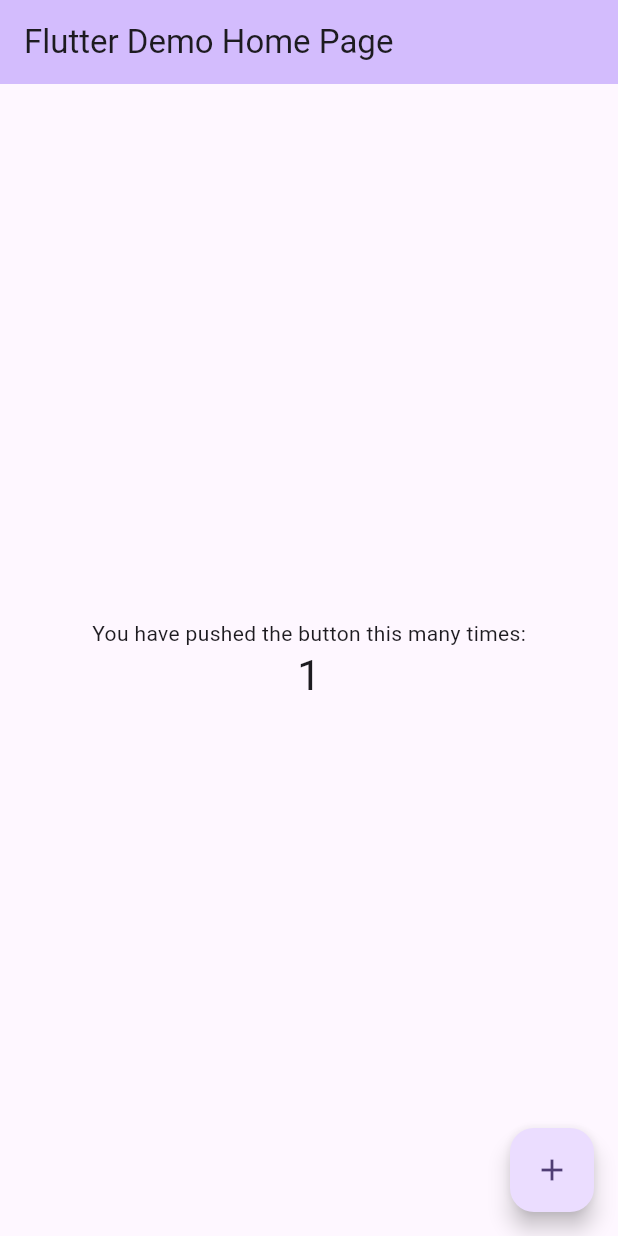
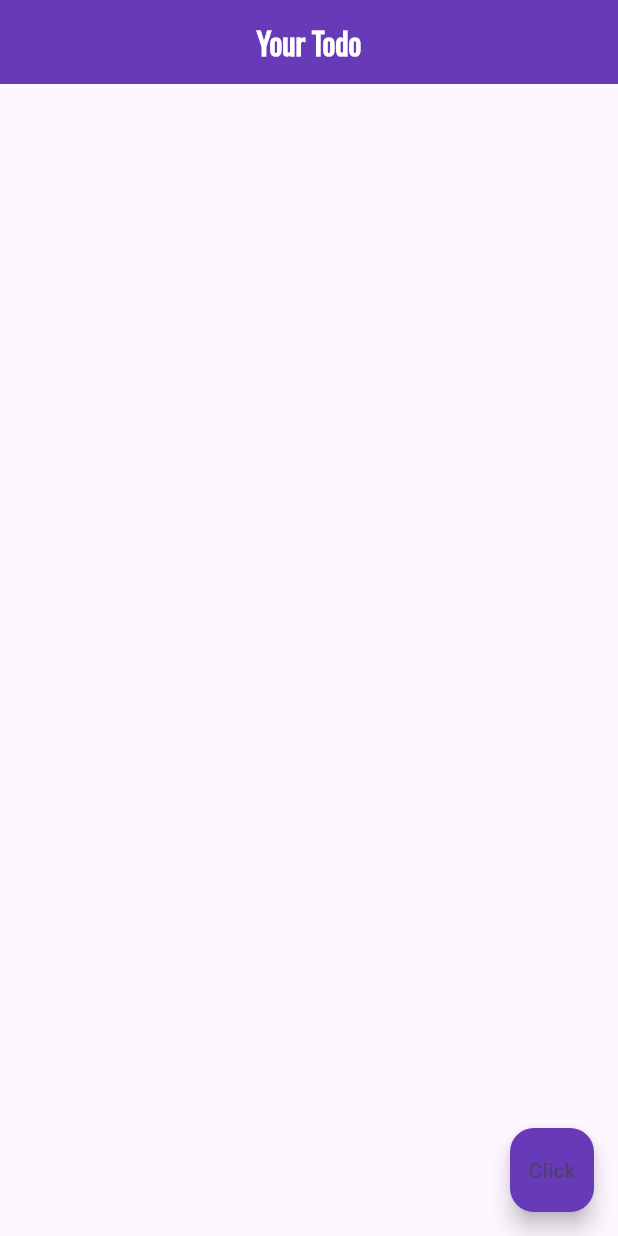
Before and after one commit to Wwwokeisha/smallAndroidApp, a Flutter app: the screen it shows after launch, on a phone screen of 412 x 824 dp. Run offline on Flutter 3.47's test engine with Material 2 defaults, Android fonts, the phone set to English and light mode, and no system bars.

Commit message:
remove base settings, add custom fonts

```diff
--- a/flutter_app_todo/lib/main.dart
+++ b/flutter_app_todo/lib/main.dart
@@ -1,125 +1,164 @@
 import 'package:flutter/material.dart';
 
-void main() {
-  runApp(const MyApp());
-}
+void main() => runApp(const NewApp());
 
-class MyApp extends StatelessWidget {
-  const MyApp({super.key});
-
-  // This widget is the root of your application.
+class NewApp extends StatelessWidget {
+  const NewApp({super.key});
   @override
   Widget build(BuildContext context) {
     return MaterialApp(
-      title: 'Flutter Demo',
       theme: ThemeData(
-        // This is the theme of your application.
-        //
-        // TRY THIS: Try running your application with "flutter run". You'll see
-        // the application has a blue toolbar. Then, without quitting the app,
-        // try changing the seedColor in the colorScheme below to Colors.green
-        // and then invoke "hot reload" (save your changes or press the "hot
-        // reload" button in a Flutter-supported IDE, or press "r" if you used
-        // the command line to start the app).
-        //
-        // Notice that the counter didn't reset back to zero; the application
-        // state is not lost during the reload. To reset the state, use hot
-        // restart instead.
-        //
-        // This works for code too, not just values: Most code changes can be
-        // tested with just a hot reload.
         colorScheme: ColorScheme.fromSeed(seedColor: Colors.deepPurple),
         useMaterial3: true,
       ),
-      home: const MyHomePage(title: 'Flutter Demo Home Page'),
+      home: Scaffold(
+        appBar: AppBar(
+          title: const Text(
+            'Your Todo',
+            style: TextStyle(
+              fontSize: 20,
+              fontFamily: 'Oswald',
+              color: Colors.white,
+              fontWeight: FontWeight.bold,
+            ),
+          ),
+          centerTitle: true,
+          backgroundColor: Colors.deepPurple,
+        ),
+        body: Center(),
+        floatingActionButton: FloatingActionButton(
+          child: Text('Click'),
+          backgroundColor: Colors.deepPurple,
+          onPressed: () {
+            print('Clicked');
+          },
+        ),
+      ),
     );
   }
 }
 
-class MyHomePage extends StatefulWidget {
-  const MyHomePage({super.key, required this.title});
 
-  // This widget is the home page of your application. It is stateful, meaning
-  // that it has a State object (defined below) that contains fields that affect
-  // how it looks.
+/**
+ * Base Settings AndroidApp
+ */
 
-  // This class is the configuration for the state. It holds the values (in this
-  // case the title) provided by the parent (in this case the App widget) and
-  // used by the build method of the State. Fields in a Widget subclass are
-  // always marked "final".
+// class MyApp extends StatelessWidget {
+//   const MyApp({super.key});
 
-  final String title;
+//   // This widget is the root of your application.
+//   @override
+//   Widget build(BuildContext context) {
+//     return MaterialApp(
+//       title: 'Flutter Demo',
+//       theme: ThemeData(
+//         // This is the theme of your application.
+//         //
+//         // TRY THIS: Try running your application with "flutter run". You'll see
+//         // the application has a blue toolbar. Then, without quitting the app,
+//         // try changing the seedColor in the colorScheme below to Colors.green
+//         // and then invoke "hot reload" (save your changes or press the "hot
+//         // reload" button in a Flutter-supported IDE, or press "r" if you used
+//         // the command line to start the app).
+//         //
+//         // Notice that the counter didn't reset back to zero; the application
+//         // state is not lost during the reload. To reset the state, use hot
+//         // restart instead.
+//         //
+//         // This works for code too, not just values: Most code changes can be
+//         // tested with just a hot reload.
+//         colorScheme: ColorScheme.fromSeed(seedColor: Colors.deepPurple),
+//         useMaterial3: true,
+//       ),
+//       home: const MyHomePage(title: 'Flutter Demo Home Page'),
+//     );
+//   }
+// }
 
-  @override
-  State<MyHomePage> createState() => _MyHomePageState();
-}
+// class MyHomePage extends StatefulWidget {
+//   const MyHomePage({super.key, required this.title});
 
-class _MyHomePageState extends State<MyHomePage> {
-  int _counter = 1;
+//   // This widget is the home page of your application. It is stateful, meaning
+//   // that it has a State object (defined below) that contains fields that affect
+//   // how it looks.
 
-  void _incrementCounter() {
-    setState(() {
-      // This call to setState tells the Flutter framework that something has
-      // changed in this State, which causes it to rerun the build method below
-      // so that the display can reflect the updated values. If we changed
-      // _counter without calling setState(), then the build method would not be
-      // called again, and so nothing would appear to happen.
-      _counter += 2;
-    });
-  }
+//   // This class is the configuration for the state. It holds the values (in this
+//   // case the title) provided by the parent (in this case the App widget) and
+//   // used by the build method of the State. Fields in a Widget subclass are
+//   // always marked "final".
 
-  @override
-  Widget build(BuildContext context) {
-    // This method is rerun every time setState is called, for instance as done
-    // by the _incrementCounter method above.
-    //
-    // The Flutter framework has been optimized to make rerunning build methods
-    // fast, so that you can just rebuild anything that needs updating rather
-    // than having to individually change instances of widgets.
-    return Scaffold(
-      appBar: AppBar(
-        // TRY THIS: Try changing the color here to a specific color (to
-        // Colors.amber, perhaps?) and trigger a hot reload to see the AppBar
-        // change color while the other colors stay the same.
-        backgroundColor: Theme.of(context).colorScheme.inversePrimary,
-        // Here we take the value from the MyHomePage object that was created by
-        // the App.build method, and use it to set our appbar title.
-        title: Text(widget.title),
-      ),
-      body: Center(
-        // Center is a layout widget. It takes a single child and positions it
-        // in the middle of the parent.
-        child: Column(
-          // Column is also a layout widget. It takes a list of children and
-          // arranges them vertically. By default, it sizes itself to fit its
-          // children horizontally, and tries to be as tall as its parent.
-          //
-          // Column has various properties to control how it sizes itself and
-          // how it positions its children. Here we use mainAxisAlignment to
-          // center the children vertically; the main axis here is the vertical
-          // axis because Columns are vertical (the cross axis would be
-          // horizontal).
-          //
-          // TRY THIS: Invoke "debug painting" (choose the "Toggle Debug Paint"
-          // action in the IDE, or press "p" in the console), to see the
-          // wireframe for each widget.
-          mainAxisAlignment: MainAxisAlignment.center,
-          children: <Widget>[
-            const Text(
-              'You have pushed the button this many times:',
-            ),
-            Text(
-              '$_counter',
-              style: Theme.of(context).textTheme.headlineMedium,
-            ),
-          ],
-        ),
-      ),
-      floatingActionButton: FloatingActionButton(
-        onPressed: _incrementCounter,
-        tooltip: 'Increment',
-        child: const Icon(Icons.add),
-      ), // This trailing comma makes auto-formatting nicer for build methods.
-    );
-  }
-}
+//   final String title;
+
+//   @override
+//   State<MyHomePage> createState() => _MyHomePageState();
+// }
+
+// class _MyHomePageState extends State<MyHomePage> {
+//   int _counter = 1;
+
+//   void _incrementCounter() {
+//     setState(() {
+//       // This call to setState tells the Flutter framework that something has
+//       // changed in this State, which causes it to rerun the build method below
+//       // so that the display can reflect the updated values. If we changed
+//       // _counter without calling setState(), then the build method would not be
+//       // called again, and so nothing would appear to happen.
+//       _counter += 2;
+//     });
+//   }
+
+//   @override
+//   Widget build(BuildContext context) {
+//     // This method is rerun every time setState is called, for instance as done
+//     // by the _incrementCounter method above.
+//     //
+//     // The Flutter framework has been optimized to make rerunning build methods
+//     // fast, so that you can just rebuild anything that needs updating rather
+//     // than having to individually change instances of widgets.
+//     return Scaffold(
+//       appBar: AppBar(
+//         // TRY THIS: Try changing the color here to a specific color (to
+//         // Colors.amber, perhaps?) and trigger a hot reload to see the AppBar
+//         // change color while the other colors stay the same.
+//         backgroundColor: Theme.of(context).colorScheme.inversePrimary,
+//         // Here we take the value from the MyHomePage object that was created by
+//         // the App.build method, and use it to set our appbar title.
+//         title: Text(widget.title),
+//       ),
+//       body: Center(
+//         // Center is a layout widget. It takes a single child and positions it
+//         // in the middle of the parent.
+//         child: Column(
+//           // Column is also a layout widget. It takes a list of children and
+//           // arranges them vertically. By default, it sizes itself to fit its
+//           // children horizontally, and tries to be as tall as its parent.
+//           //
+//           // Column has various properties to control how it sizes itself and
+//           // how it positions its children. Here we use mainAxisAlignment to
+//           // center the children vertically; the main axis here is the vertical
+//           // axis because Columns are vertical (the cross axis would be
+//           // horizontal).
+//           //
+//           // TRY THIS: Invoke "debug painting" (choose the "Toggle Debug Paint"
+//           // action in the IDE, or press "p" in the console), to see the
+//           // wireframe for each widget.
+//           mainAxisAlignment: MainAxisAlignment.center,
+//           children: <Widget>[
+//             const Text(
+//               'You have pushed the button this many times:',
+//             ),
+//             Text(
+//               '$_counter',
+//               style: Theme.of(context).textTheme.headlineMedium,
+//             ),
+//           ],
+//         ),
+//       ),
+//       floatingActionButton: FloatingActionButton(
+//         onPressed: _incrementCounter,
+//         tooltip: 'Increment',
+//         child: const Icon(Icons.add),
+//       ), // This trailing comma makes auto-formatting nicer for build methods.
+//     );
+//   }
+// }
```
Also changed, not shown: flutter_app_todo/pubspec.yaml (+4 -11 lines), flutter_app_todo/fonts/Oswald-Regular.ttf (added), 2 other files.
